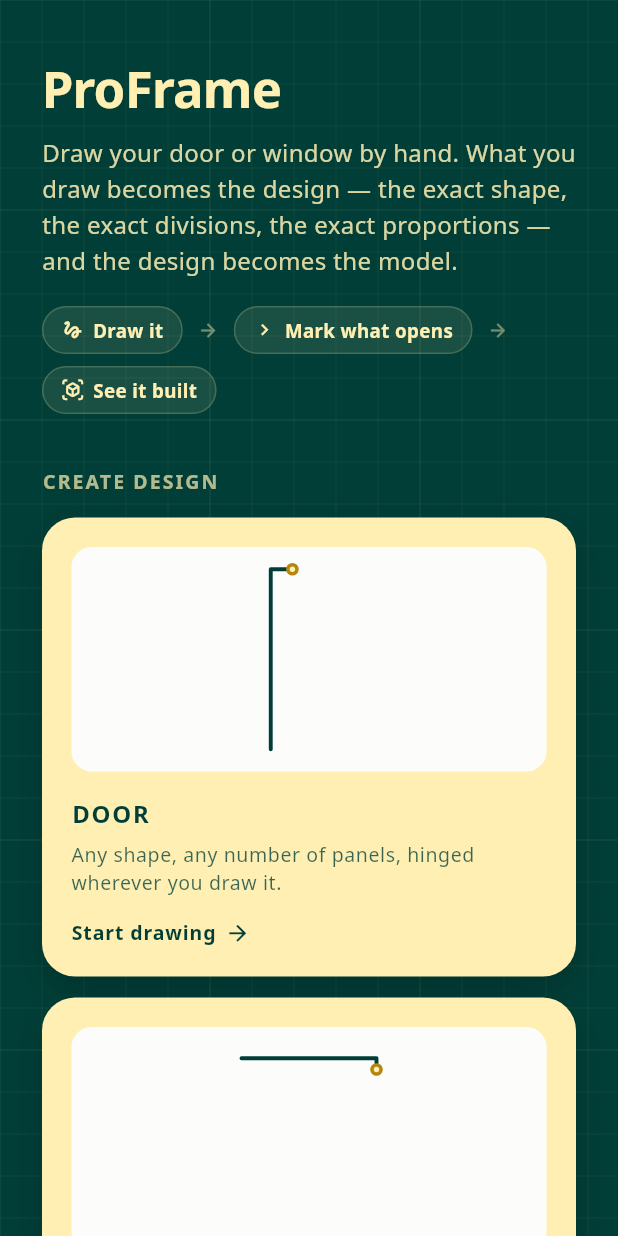
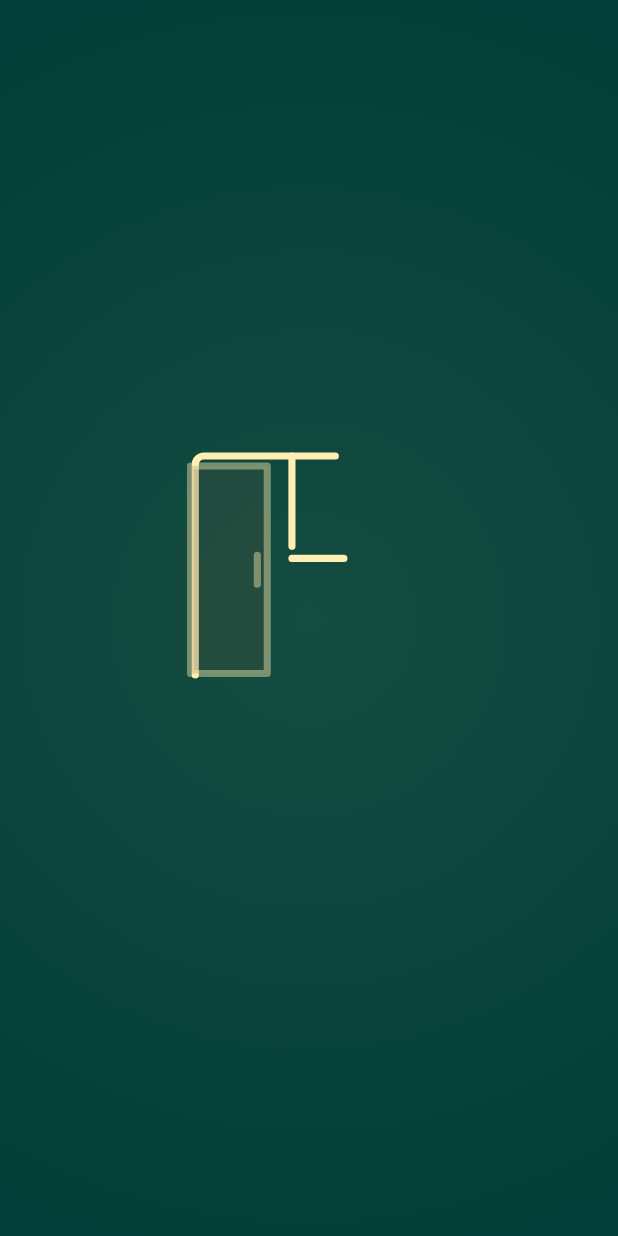
Before and after one commit to Srusht22/ProFrame, a Flutter app: the first screen one second after launch, on a phone screen of 412 x 824 dp. Run offline on Flutter 3.47's test engine with Material 3 defaults, Android fonts, the phone set to English and light mode, and no system bars; our stand-ins replace flutter_riverpod, shared_preferences.

Commit message:
Add the workshop's launch animation
The app now opens on the workshop's mark: one frame holding a hinged
door, a framed window and a sliding panel. The frame draws in, the
three come together, the door turns on its hinge, the panel runs along
its track and the glass takes a pass of light. Then the workshop's name
comes in beneath, exactly as given, in Sorani Kurdish, right to left, in
the bundled Noto Sans Arabic. It plays once over four seconds, set by
LaunchScreen.duration, then fades into the start screen. Reduced motion
gets a gentle fade of the finished mark.

Co-Authored-By: Claude Opus 5.5 <noreply@anthropic.com>
Claude-Session: https://claude.ai/code/session_01EGHaXCBfq1GPsj4SkSHohs

```diff
--- a/lib/app/app.dart
+++ b/lib/app/app.dart
@@ -1,5 +1,6 @@
 import 'package:flutter/material.dart';
 
+import 'screens/launch_screen.dart';
 import 'screens/start_screen.dart';
 import 'theme/app_theme.dart';
 
@@ -12,6 +13,8 @@ class ProFrameApp extends StatelessWidget {
         title: 'ProFrame',
         debugShowCheckedModeBanner: false,
         theme: AppTheme.build(),
-        home: const StartScreen(),
+        // The workshop's mark plays once as the app opens, and then hands
+        // over to the start screen.
+        home: LaunchScreen(next: (_) => const StartScreen()),
       );
 }
--- /dev/null
+++ b/lib/app/screens/launch_screen.dart
@@ -0,0 +1,517 @@
+import 'dart:math' as math;
+
+import 'package:flutter/material.dart';
+
+import '../theme/app_theme.dart';
+
+/// What the workshop is called — exactly as written, in Sorani Kurdish,
+/// right to left. It is set in text, never drawn as a picture, so it is
+/// shaped by the typeface like any other text and stays the workshop's own
+/// words.
+const brandName = 'کارگەی وەستا سۆران شارباژێڕی';
+
+/// The typeface the name is set in: bundled with the app, and covering
+/// every letter of Sorani Kurdish the name uses.
+const brandFontFamily = 'Noto Sans Arabic';
+
+/// The workshop's mark, played once as the app opens, and then the home
+/// screen.
+///
+/// One emblem, three things the workshop makes and fits, sharing one frame:
+/// a hinged door down the left, a framed window above on the right, and a
+/// sliding panel below it. They come together, each shows how it works —
+/// the door turns on its hinge, the sliding panel runs along its track, the
+/// window's glass catches the light — and then the name comes in under
+/// them. It is all painted from lines, like everything else in the app.
+///
+/// **Once.** It is the first screen and replaces itself with the home
+/// screen when it is done, so nothing navigates back to it and a rebuild
+/// does not start it again. A device that has asked for less motion gets
+/// the finished mark and the name faded in gently, and then the home
+/// screen.
+class LaunchScreen extends StatefulWidget {
+  /// The screen to go on to.
+  final WidgetBuilder next;
+
+  const LaunchScreen({super.key, required this.next});
+
+  /// How long the whole launch takes. Every part of it is a share of this,
+  /// so changing it here changes the pace of all of it together.
+  static const duration = Duration(milliseconds: 4000);
+
+  /// How long the gentle version takes, for a device asking for less
+  /// motion.
+  static const reducedDuration = Duration(milliseconds: 900);
+
+  /// How long the hand-over to the home screen takes.
+  static const handOver = Duration(milliseconds: 450);
+
+  @override
+  State<LaunchScreen> createState() => _LaunchScreenState();
+}
+
+/// The parts of the launch, each as a share of [LaunchScreen.duration].
+abstract final class LaunchTiming {
+  /// The background, calm, coming up.
+  static const background = Interval(0, 0.125, curve: Curves.easeOut);
+
+  /// The frame drawing itself, and the three pieces coming into it.
+  static const frame = Interval(0.125, 0.29, curve: Curves.easeInOutCubic);
+  static const door = Interval(0.175, 0.33, curve: Curves.easeOutCubic);
+  static const window = Interval(0.2, 0.355, curve: Curves.easeOutCubic);
+  static const sliding = Interval(0.225, 0.375, curve: Curves.easeOutCubic);
+
+  /// Each piece showing how it works.
+  static const working = Interval(0.375, 0.625);
+
+  /// The name coming in under the mark.
+  static const name = Interval(0.625, 0.8, curve: Curves.easeOutCubic);
+}
+
+class _LaunchScreenState extends State<LaunchScreen>
+    with SingleTickerProviderStateMixin {
+  // Preserved: this screen makes its own gentle version for a device asking
+  // for less motion, and it has to last long enough for the name to be
+  // read. Left to the controller, that request squeezes it to a flicker.
+  late final AnimationController _clock = AnimationController(
+    vsync: this,
+    animationBehavior: AnimationBehavior.preserve,
+  );
+  bool _started = false;
+  bool _left = false;
+
+  bool get _gentle => MediaQuery.of(context).disableAnimations;
+
+  @override
+  void didChangeDependencies() {
+    super.didChangeDependencies();
+    if (_started) return;
+    _started = true;
+    _clock.duration = _gentle
+        ? LaunchScreen.reducedDuration
+        : LaunchScreen.duration;
+    _clock.forward().whenComplete(_goOn);
+  }
+
+  void _goOn() {
+    if (!mounted || _left) return;
+    _left = true;
+    Navigator.of(context).pushReplacement(
+      PageRouteBuilder<void>(
+        transitionDuration: _gentle ? Duration.zero : LaunchScreen.handOver,
+        pageBuilder: (context, _, _) => widget.next(context),
+        transitionsBuilder: (context, animation, _, child) => FadeTransition(
+          opacity: CurvedAnimation(parent: animation, curve: Curves.easeOut),
+          child: child,
+        ),
+      ),
+    );
+  }
+
+  @override
+  void dispose() {
+    _clock.dispose();
+    super.dispose();
+  }
+
+  @override
+  Widget build(BuildContext context) => Scaffold(
+    backgroundColor: AppTheme.ink,
+    body: AnimatedBuilder(
+      animation: _clock,
+      builder: (context, _) {
+        final t = _clock.value;
+        // The gentle version is the finished mark faded in: nothing
+        // moves, only the light comes up.
+        final gentle = _gentle;
+        double at(Interval part) =>
+            gentle ? t : part.transform(t.clamp(0.0, 1.0));
+        final background = gentle ? 1.0 : at(LaunchTiming.background);
+        final working = gentle
+            ? 1.0
+            : LaunchTiming.working.transform(t.clamp(0.0, 1.0));
+
+        return LayoutBuilder(
+          builder: (context, box) {
+            final shortest = math.min(box.maxWidth, box.maxHeight);
+            // Sized from the screen, so it sits well clear of the edges on
+            // a narrow phone and does not sprawl on a wide one.
+            final mark = math.min(shortest * 0.46, 240.0);
+            final nameSize = (mark * 0.13).clamp(17.0, 30.0);
+            final name = gentle ? t : at(LaunchTiming.name);
+
+            return DecoratedBox(
+              decoration: BoxDecoration(
+                gradient: RadialGradient(
+                  radius: 1.1,
+                  colors: [
+                    Color.lerp(AppTheme.ink, _lift, background)!,
+                    Color.lerp(AppTheme.ink, AppTheme.primary, background)!,
+                  ],
+                ),
+              ),
+              child: SafeArea(
+                child: Center(
+                  child: Padding(
+                    padding: const EdgeInsets.symmetric(horizontal: 24),
+                    child: Column(
+                      mainAxisSize: MainAxisSize.min,
+                      children: [
+                        Opacity(
+                          opacity: gentle ? t : 1,
+                          child: SizedBox.square(
+                            dimension: mark,
+                            child: CustomPaint(
+                              painter: LaunchEmblemPainter(
+                                frame: gentle ? 1 : at(LaunchTiming.frame),
+                                door: gentle ? 1 : at(LaunchTiming.door),
+                                window: gentle ? 1 : at(LaunchTiming.window),
+                                sliding: gentle ? 1 : at(LaunchTiming.sliding),
+                                working: working,
+                                gentle: gentle,
+                              ),
+                            ),
+                          ),
+                        ),
+                        SizedBox(height: mark * 0.16),
+                        Opacity(
+                          opacity: name,
+                          child: Transform.translate(
+                            offset: Offset(0, 10 * (1 - name)),
+                            child: FittedBox(
+                              fit: BoxFit.scaleDown,
+                              child: Text(
+                                brandName,
+                                textDirection: TextDirection.rtl,
+                                textAlign: TextAlign.center,
+                                maxLines: 1,
+                                style: TextStyle(
+                                  fontFamily: brandFontFamily,
+                                  fontWeight: FontWeight.w700,
+                                  fontSize: nameSize,
+                                  height: 1.4,
+                                  color: AppTheme.accent,
+                                ),
+                              ),
+                            ),
+                          ),
+                        ),
+                      ],
+                    ),
+                  ),
+                ),
+              ),
+            );
+          },
+        );
+      },
+    ),
+  );
+
+  /// The centre of the background, a shade lighter than the brand's green
+  /// so the mark sits in a little light rather than on a flat field.
+  static final _lift = Color.lerp(AppTheme.primary, AppTheme.accent, 0.08)!;
+}
+
+/// Where the moving parts of the emblem are, as the parts of the launch
+/// play. Pure geometry, so the motion can be held to being physically right:
+/// the door turns about its hinge and the sliding panel only runs along its
+/// track.
+abstract final class LaunchMotion {
+  /// How far the door opens at its widest, and where it comes to rest.
+  static const doorWidest = 38 * math.pi / 180;
+  static const doorResting = 16 * math.pi / 180;
+
+  /// How far the door is turned, [t] of the way through the working part.
+  static double doorAngle(double t) {
+    if (t <= 0) return 0;
+    if (t < 0.45) {
+      return doorWidest * Curves.easeInOutCubic.transform(t / 0.45);
+    }
+    final back = Curves.easeInOutCubic.transform(
+      ((t - 0.45) / 0.55).clamp(0, 1),
+    );
+    return doorWidest + (doorResting - doorWidest) * back;
+  }
+
+  /// The door leaf turned by [angle] about its hinge edge at [hingeX],
+  /// between [top] and [bottom], [width] wide — seen in perspective from
+  /// [viewer] away, opening away from the viewer as a door opens into the
+  /// room. The hinge edge never moves; the free edge comes round towards
+  /// the hinge and, going away, looks shorter.
+  static List<Offset> doorLeaf({
+    required double hingeX,
+    required double top,
+    required double bottom,
+    required double width,
+    required double angle,
+    required double viewer,
+  }) {
+    final across = width * math.cos(angle);
+    final away = width * math.sin(angle);
+    final shrink = viewer / (viewer + away);
+    final middle = (top + bottom) / 2;
+    final half = (bottom - top) / 2 * shrink;
+    final free = hingeX + across * shrink;
+    return [
+      Offset(hingeX, top),
+      Offset(free, middle - half),
+      Offset(free, middle + half),
+      Offset(hingeX, bottom),
+    ];
+  }
+
+  /// How far along its track the sliding panel comes to rest, as a share
+  /// of the whole run: past half, so the finished mark still shows two
+  /// panels overlapping — which is what says *sliding* — and no empty slot.
+  static const slideResting = 0.55;
+
+  /// How far the sliding panel has run along its track, as a share of the
+  /// distance it could run, [t] of the way through the working part. One
+  /// way only, easing to a stop: it settles, it does not bounce back.
+  static double slide(double t) =>
+      slideResting *
+      Curves.easeInOutCubic.transform(((t - 0.1) / 0.8).clamp(0.0, 1.0));
+
+  /// Where the light is across the window's glass, from before its near
+  /// edge (below 0) to past its far one (above 1).
+  static double sweep(double t) =>
+      -0.4 +
+      1.8 * Curves.easeInOut.transform(((t - 0.15) / 0.7).clamp(0.0, 1.0));
+}
+
+/// The emblem: one frame holding a hinged door, a framed window and a
+/// sliding panel, drawn in lines of one weight.
+///
+/// Drawn in a 200 × 200 square and scaled to the size it is given, so it is
+/// the same mark on every screen.
+class LaunchEmblemPainter extends CustomPainter {
+  /// How far each part has come in, 0 to 1.
+  final double frame;
+  final double door;
+  final double window;
+  final double sliding;
+
+  /// How far through showing how they work, 0 to 1.
+  final double working;
+
+  /// The still version: everything in place, nothing moving.
+  final bool gentle;
+
+  const LaunchEmblemPainter({
+    required this.frame,
+    required this.door,
+    required this.window,
+    required this.sliding,
+    required this.working,
+    this.gentle = false,
+  });
+
+  /// The one weight every line of the mark is drawn in.
+  static const stroke = 5.0;
+
+  // The layout, in the 200 × 200 square: one outer frame, a jamb between
+  // the door and the rest, and a transom between the window and the slider.
+  static const outer = Rect.fromLTRB(20, 20, 180, 180);
+  static const jambX = 88.0;
+  static const transomY = 92.0;
+  static const gap = 7.0;
+
+  static const doorBay = Rect.fromLTRB(
+    20 + gap,
+    20 + gap,
+    jambX - gap,
+    180 - gap,
+  );
+  static const windowBay = Rect.fromLTRB(
+    jambX + gap,
+    20 + gap,
+    180 - gap,
+    transomY - gap,
+  );
+  static const slidingBay = Rect.fromLTRB(
+    jambX + gap,
+    transomY + gap,
+    180 - gap,
+    180 - gap,
+  );
+
+  @override
+  void paint(Canvas canvas, Size size) {
+    canvas.save();
+    canvas.scale(size.width / 200, size.height / 200);
+
+    final line = Paint()
+      ..color = AppTheme.accent
+      ..style = PaintingStyle.stroke
+      ..strokeWidth = stroke
+      ..strokeCap = StrokeCap.round
+      ..strokeJoin = StrokeJoin.round;
+    final glass = Paint()..color = AppTheme.accent.withValues(alpha: 0.1);
+
+    _frame(canvas, line);
+    _door(canvas, line, glass);
+    _window(canvas, line, glass);
+    _sliding(canvas, line, glass);
+
+    canvas.restore();
+  }
+
+  /// The frame and its two members, drawn in as by a pen.
+  void _frame(Canvas canvas, Paint line) {
+    if (frame <= 0) return;
+    final path = Path()
+      ..addRRect(RRect.fromRectAndRadius(outer, const Radius.circular(6)))
+      ..moveTo(jambX, outer.top)
+      ..lineTo(jambX, outer.bottom)
+      ..moveTo(jambX, transomY)
+      ..lineTo(outer.right, transomY);
+    for (final metric in path.computeMetrics()) {
+      canvas.drawPath(metric.extractPath(0, metric.length * frame), line);
+    }
+  }
+
+  /// The door: the opening behind it, and the leaf turning on its hinge.
+  void _door(Canvas canvas, Paint line, Paint glass) {
+    if (door <= 0) return;
+    final shift = Offset(-18 * (1 - door), 0);
+    final fade = door;
+    final bay = doorBay.shift(shift);
+
+    // The way through, dark, seen as the leaf comes away from it.
+    final angle = gentle
+        ? LaunchMotion.doorResting
+        : LaunchMotion.doorAngle(working);
+    canvas.drawRect(
+      bay,
+      Paint()..color = AppTheme.ink.withValues(alpha: 0.55 * fade),
+    );
+
+    final leaf = LaunchMotion.doorLeaf(
+      hingeX: bay.left,
+      top: bay.top,
+      bottom: bay.bottom,
+      width: bay.width,
+      angle: angle,
+      viewer: 260,
+    );
+    final shape = Path()..addPolygon(leaf, true);
+    // The leaf's face darkens a little as it turns from the light.
+    final lit = 0.1 + 0.08 * math.cos(angle);
+    canvas.drawPath(
+      shape,
+      Paint()..color = AppTheme.accent.withValues(alpha: lit * fade),
+    );
+    canvas.drawPath(shape, _faded(line, fade));
+
+    // The handle, on the free edge, half way up, going where the edge goes.
+    final free = leaf[1].dx;
+    final middle = (leaf[1].dy + leaf[2].dy) / 2;
+    final reach = (leaf[2].dy - leaf[1].dy) * 0.07;
+    canvas.drawLine(
+      Offset(free - 7 * math.cos(angle), middle - reach),
+      Offset(free - 7 * math.cos(angle), middle + reach),
+      _faded(line, fade),
+    );
+  }
+
+  /// The window: its own frame, a bar across the glass, and the light
+  /// passing over the glass.
+  void _window(Canvas canvas, Paint line, Paint glass) {
+    if (window <= 0) return;
+    final bay = windowBay.shift(Offset(0, -18 * (1 - window)));
+    final fade = window;
+    canvas.drawRect(bay, _faded(glass, fade));
+
+    // The light, a soft band crossing the glass once, kept to the glass.
+    final sweep = gentle ? -1.0 : LaunchMotion.sweep(working);
+    if (sweep > -0.4 && sweep < 1.4) {
+      canvas.save();
+      canvas.clipRect(bay);
+      final x = bay.left + bay.width * sweep;
+      canvas.drawRect(
+        bay,
+        Paint()
+          ..shader = LinearGradient(
+            colors: [
+              AppTheme.selection.withValues(alpha: 0),
+              AppTheme.accent.withValues(alpha: 0.42 * fade),
+              AppTheme.selection.withValues(alpha: 0),
+            ],
+          ).createShader(Rect.fromLTRB(x - 26, bay.top, x + 26, bay.bottom)),
+      );
+      canvas.restore();
+    }
+
+    canvas.drawRect(bay, _faded(line, fade));
+    final middle = bay.center.dx;
+    canvas.drawLine(
+      Offset(middle, bay.top),
+      Offset(middle, bay.bottom),
+      _faded(line, fade),
+    );
+  }
+
+  /// The sliding panel: a fixed pane behind, and the panel in front running
+  /// along the track beneath them.
+  void _sliding(Canvas canvas, Paint line, Paint glass) {
+    if (sliding <= 0) return;
+    final bay = slidingBay.shift(Offset(18 * (1 - sliding), 0));
+    final fade = sliding;
+    final panelWidth = bay.width * 0.58;
+
+    // The track it runs on.
+    canvas.drawLine(
+      Offset(bay.left, bay.bottom + gap / 2),
+      Offset(bay.right, bay.bottom + gap / 2),
+      _faded(line..strokeWidth = stroke * 0.6, fade),
+    );
+    line.strokeWidth = stroke;
+
+    // The fixed pane, on the left.
+    final fixed = Rect.fromLTWH(bay.left, bay.top, panelWidth, bay.height - 4);
+    canvas.drawRect(fixed, _faded(glass, fade));
+    canvas.drawRect(fixed, _faded(line, fade * 0.7));
+
+    // The panel that slides: across the right of the bay at rest, running
+    // left along the track over the fixed pane. It only moves along.
+    final runs = bay.width - panelWidth;
+    final along =
+        (gentle ? LaunchMotion.slideResting : LaunchMotion.slide(working)) *
+        runs;
+    final panel = Rect.fromLTWH(
+      bay.right - panelWidth - along,
+      bay.top,
+      panelWidth,
+      bay.height - 4,
+    );
+    canvas.drawRect(
+      panel,
+      Paint()..color = AppTheme.accent.withValues(alpha: 0.16 * fade),
+    );
+    canvas.drawRect(panel, _faded(line, fade));
+    // Its pull, on the stile it closes with.
+    final pullX = panel.right - 7;
+    canvas.drawLine(
+      Offset(pullX, panel.center.dy - panel.height * 0.14),
+      Offset(pullX, panel.center.dy + panel.height * 0.14),
+      _faded(line, fade),
+    );
+  }
+
+  static Paint _faded(Paint paint, double by) => Paint()
+    ..color = paint.color.withValues(alpha: paint.color.a * by)
+    ..style = paint.style
+    ..strokeWidth = paint.strokeWidth
+    ..strokeCap = paint.strokeCap
+    ..strokeJoin = paint.strokeJoin;
+
+  @override
+  bool shouldRepaint(LaunchEmblemPainter old) =>
+      old.frame != frame ||
+      old.door != door ||
+      old.window != window ||
+      old.sliding != sliding ||
+      old.working != working ||
+      old.gentle != gentle;
+}
```
Also changed, not shown: 2 other files.
